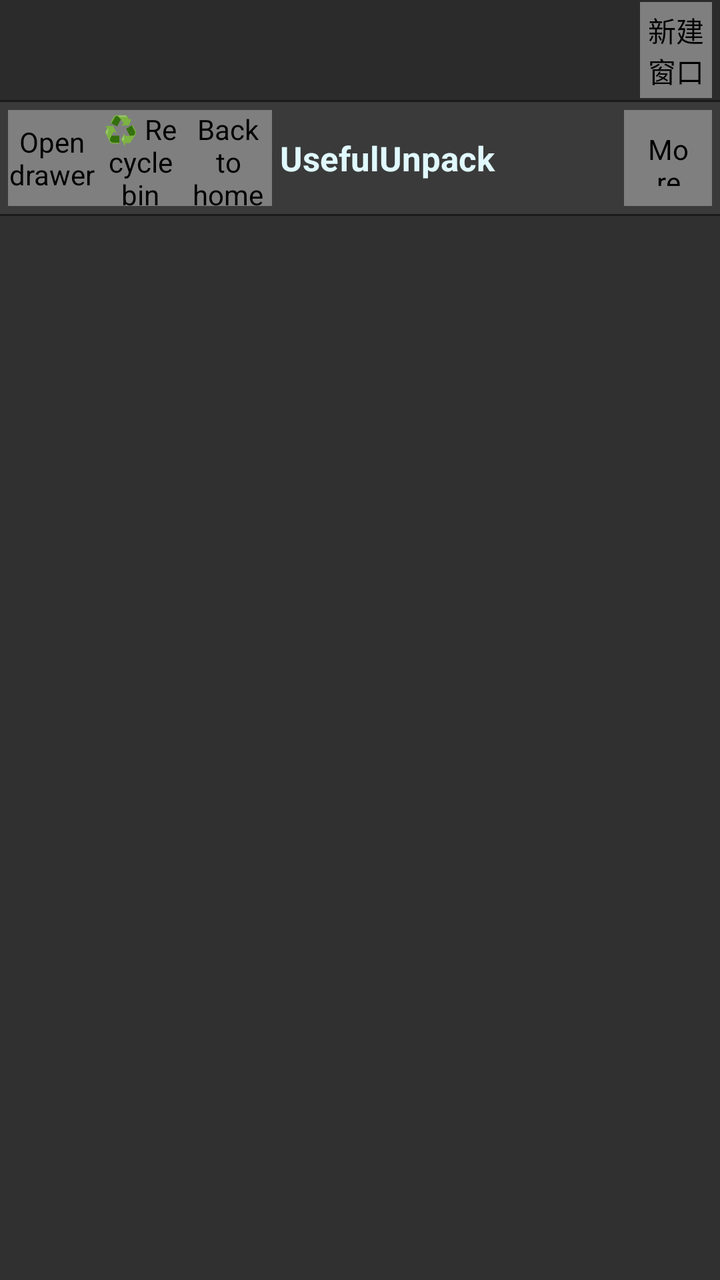
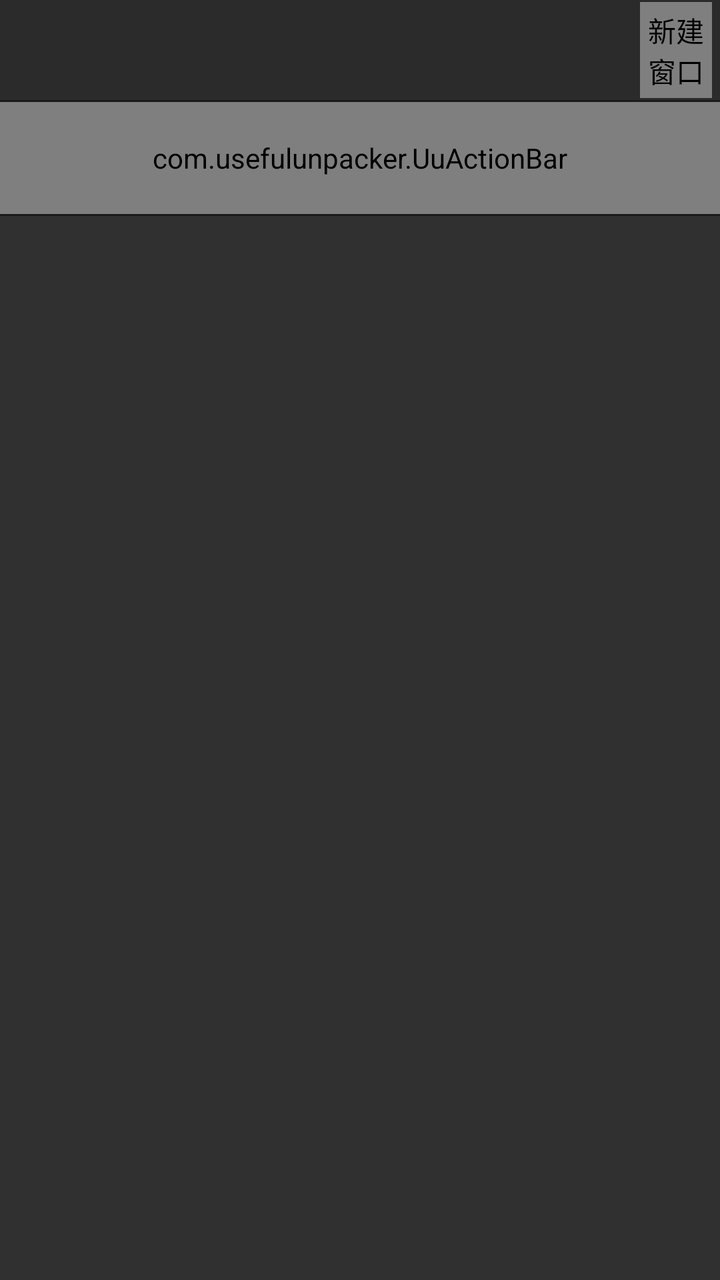

Screens rendered from an Android XML layout before and after an edit, with the pre-edit source and the edit as a unified diff.
<!-- AndroidManifest.xml: application theme Theme.UsefulUnpack -->
<!-- res/layout/activity_main.xml -->
<?xml version="1.0" encoding="utf-8"?>
<androidx.drawerlayout.widget.DrawerLayout
    xmlns:android="http://schemas.android.com/apk/res/android"
    xmlns:app="http://schemas.android.com/apk/res-auto"
    android:id="@+id/drawer"
    android:layout_width="match_parent"
    android:layout_height="match_parent">

    
    <androidx.constraintlayout.widget.ConstraintLayout
        android:id="@+id/root"
        android:layout_width="match_parent"
        android:layout_height="match_parent"
        android:background="@color/bg_file_list">

        
        <LinearLayout
            android:id="@+id/tabBar"
            android:layout_width="0dp"
            android:layout_height="@dimen/tabbar_height"
            android:orientation="horizontal"
            android:gravity="center_vertical"
            android:background="@color/bg_toolbar"
            android:paddingStart="@dimen/space_xs"
            android:paddingEnd="@dimen/space_xs"
            app:layout_constraintTop_toTopOf="parent"
            app:layout_constraintStart_toStartOf="parent"
            app:layout_constraintEnd_toEndOf="parent">

            <androidx.recyclerview.widget.RecyclerView
                android:id="@+id/tabList"
                android:layout_width="0dp"
                android:layout_height="match_parent"
                android:layout_weight="1"
                android:orientation="horizontal"
                android:scrollbars="none" />

            <com.usefulunpacker.UuIconButton
                android:id="@+id/btnAddTab"
                android:layout_width="36dp"
                android:layout_height="@dimen/touch_target"
                android:src="@drawable/ic_add_tab"
                android:background="?attr/selectableItemBackgroundBorderless"
                app:tint="@color/accent"
                android:contentDescription="新建窗口" />
        </LinearLayout>

        
        <View
            android:id="@+id/dividerTabBar"
            android:layout_width="0dp"
            android:layout_height="1dp"
            android:background="@color/divider"
            app:layout_constraintTop_toBottomOf="@id/tabBar"
            app:layout_constraintStart_toStartOf="parent"
            app:layout_constraintEnd_toEndOf="parent" />

        
        <View
            android:id="@+id/dividerToolbar"
            android:layout_width="0dp"
            android:layout_height="1dp"
            android:background="@color/divider"
            app:layout_constraintTop_toBottomOf="@id/toolbar"
            app:layout_constraintStart_toStartOf="parent"
            app:layout_constraintEnd_toEndOf="parent" />

        
        <LinearLayout
            android:id="@+id/toolbar"
            android:layout_width="0dp"
            android:layout_height="?attr/actionBarSize"
            android:orientation="horizontal"
            android:gravity="center_vertical"
            android:background="@color/bg_surface_raised"
            android:paddingStart="4dp"
            android:paddingEnd="4dp"
            app:layout_constraintTop_toBottomOf="@id/dividerTabBar"
            app:layout_constraintStart_toStartOf="parent"
            app:layout_constraintEnd_toEndOf="parent">

            <com.usefulunpacker.UuIconButton
                android:id="@+id/btnDrawer"
                android:layout_width="44dp"
                android:layout_height="@dimen/touch_target"
                android:src="@drawable/ic_drawer"
                android:background="?attr/selectableItemBackgroundBorderless"
                app:tint="@color/ui_icon_tint"
                android:contentDescription="@string/a11y_drawer" />

            <com.usefulunpacker.UuIconButton
                android:id="@+id/btnRecycle"
                android:layout_width="44dp"
                android:layout_height="@dimen/touch_target"
                android:src="@drawable/ic_recycle"
                android:background="?attr/selectableItemBackgroundBorderless"
                app:tint="@color/ui_icon_tint"
                android:contentDescription="@string/title_recycle_bin" />

            <com.usefulunpacker.UuIconButton
                android:id="@+id/btnRoot"
                android:layout_width="44dp"
                android:layout_height="@dimen/touch_target"
                android:src="@drawable/ic_home"
                android:background="?attr/selectableItemBackgroundBorderless"
                app:tint="@color/ui_icon_tint"
                android:contentDescription="@string/a11y_home" />

            <TextView
                android:id="@+id/tvTitle"
                android:layout_width="0dp"
                android:layout_height="wrap_content"
                android:layout_weight="1"
                android:text="UsefulUnpack"
                android:textSize="17sp"
                android:textColor="@color/text_primary"
                android:textStyle="bold"
                android:paddingStart="4dp"
                android:singleLine="true"
                android:ellipsize="end" />

            <com.usefulunpacker.UuIconButton
                android:id="@+id/btnCLI"
                android:layout_width="44dp"
                android:layout_height="@dimen/touch_target"
                android:src="@drawable/ic_overflow"
                android:scaleType="centerInside"
                android:padding="10dp"
                app:tint="@color/accent"
                android:background="?attr/selectableItemBackgroundBorderless"
                android:contentDescription="@string/action_more" />
        </LinearLayout>

        
        <androidx.viewpager2.widget.ViewPager2
            android:id="@+id/viewPager"
            android:layout_width="0dp"
            android:layout_height="0dp"
            android:background="@color/bg_file_list"
            app:layout_constraintTop_toBottomOf="@id/dividerToolbar"
            app:layout_constraintBottom_toBottomOf="parent"
            app:layout_constraintStart_toStartOf="parent"
            app:layout_constraintEnd_toEndOf="parent" />

        
        <View
            android:id="@+id/touchShield"
            android:layout_width="0dp"
            android:layout_height="0dp"
            android:clickable="true"
            android:focusable="false"
            android:importantForAccessibility="no"
            android:visibility="gone"
            app:layout_constraintTop_toBottomOf="@id/dividerTabBar"
            app:layout_constraintBottom_toBottomOf="parent"
            app:layout_constraintStart_toStartOf="parent"
            app:layout_constraintEnd_toEndOf="parent" />

    </androidx.constraintlayout.widget.ConstraintLayout>

    
    <com.usefulunpacker.UuSidePanel
        android:id="@+id/drawerContent"
        android:layout_width="@dimen/drawer_width"
        android:layout_height="match_parent"
        android:layout_gravity="start"
        android:orientation="vertical"
        android:background="@color/bg_drawer">

        <TextView
            android:layout_width="match_parent"
            android:layout_height="48dp"
            android:gravity="center_vertical"
            android:paddingStart="16dp"
            android:text="@string/drawer_quick_paths"
            android:textSize="14sp"
            android:textColor="@color/accent"
            android:textStyle="bold"
            android:background="@color/bg_drawer_header" />

        <ListView
            android:id="@+id/listBookmarks"
            android:layout_width="match_parent"
            android:layout_height="0dp"
            android:layout_weight="1"
            android:divider="@color/bg_drawer_header"
            android:dividerHeight="1dp"
            android:scrollbars="none" />

        <TextView
            android:id="@+id/btnAddBookmark"
            android:layout_width="match_parent"
            android:layout_height="48dp"
            android:gravity="center"
            android:text="@string/drawer_add_current"
            android:textSize="13sp"
            android:textColor="@color/ui_base"
            android:background="?attr/selectableItemBackground"
            android:clickable="true"
            android:focusable="true" />
    </com.usefulunpacker.UuSidePanel>

</androidx.drawerlayout.widget.DrawerLayout>
<!-- resources referenced by this layout -->
<resources>
  <color name="accent">#35acc6</color>
  <color name="bg_drawer">#252525</color>
  <color name="bg_drawer_header">#222222</color>
  <color name="bg_file_list">@color/bg_surface</color>
  <color name="bg_surface_raised">#3a3a3a</color>
  <color name="bg_toolbar">#2b2b2b</color>
  <color name="divider">#1a1a1a</color>
  <color name="text_primary">#e0f9ff</color>
  <color name="ui_base">@color/accent</color>
  <color name="ui_icon_tint">@color/text_primary</color>
  <dimen name="drawer_width">300dp</dimen>
  <dimen name="space_xs">4dp</dimen>
  <dimen name="tabbar_height">50dp</dimen>
  <dimen name="touch_target">48dp</dimen>
  <!-- drawable ic_add_tab (drawable) -->
  <?xml version="1.0" encoding="utf-8"?>
  <vector xmlns:android="http://schemas.android.com/apk/res/android"
      android:width="24dp"
      android:height="24dp"
      android:viewportWidth="24"
      android:viewportHeight="24">
      <path
          android:fillColor="#FFFFFFFF"
          android:pathData="M19,13h-6v6h-2v-6H5v-2h6V5h2v6h6v2Z" />
  </vector>
  <!-- drawable ic_drawer (drawable) -->
  <?xml version="1.0" encoding="utf-8"?>
  <vector xmlns:android="http://schemas.android.com/apk/res/android"
      android:width="24dp"
      android:height="24dp"
      android:viewportWidth="24"
      android:viewportHeight="24">
      <path
          android:fillColor="#FFFFFFFF"
          android:pathData="M3,6h18v2H3V6m0,5h18v2H3v-2m0,5h18v2H3v-2Z" />
  </vector>
  <!-- drawable ic_home (drawable) -->
  <?xml version="1.0" encoding="utf-8"?>
  <vector xmlns:android="http://schemas.android.com/apk/res/android"
      android:width="24dp"
      android:height="24dp"
      android:viewportWidth="24"
      android:viewportHeight="24">
      <path
          android:fillColor="#FFFFFFFF"
          android:pathData="M10,20v-6h4v6h5v-8h3L12,3 2,12h3v8Z" />
  </vector>
  <string name="a11y_drawer">Open drawer</string>
  <string name="a11y_home">Back to home</string>
  <string name="action_more">More</string>
  <string name="drawer_add_current">+ Add current path</string>
  <string name="drawer_quick_paths">Quick paths</string>
  <string name="title_recycle_bin">♻️ Recycle bin</string>
  <color name="bg_surface">#303030</color>
  <color name="accent_dark">#00728b</color>
  <color name="accent_on">#06222a</color>
  <color name="state_error">#ff5252</color>
  <!-- drawable scrollbar_thumb_vertical (drawable) -->
  <?xml version="1.0" encoding="utf-8"?>
  <shape xmlns:android="http://schemas.android.com/apk/res/android"
      android:shape="rectangle">
      <size android:width="14dp" android:height="48dp" />
      <solid android:color="#59FFFFFF" />
      <corners android:radius="7dp" />
  </shape>
  <!-- drawable scrollbar_track_vertical (drawable) -->
  <?xml version="1.0" encoding="utf-8"?>
  <shape xmlns:android="http://schemas.android.com/apk/res/android"
      android:shape="rectangle">
      <size android:width="14dp" />
      <solid android:color="#1FFFFFFF" />
      <corners android:radius="7dp" />
  </shape>
  <color name="bg_surface_dim">#252525</color>
  <!-- drawable dialog_bg_rounded (drawable) -->
  <?xml version="1.0" encoding="utf-8"?>
  <shape xmlns:android="http://schemas.android.com/apk/res/android"
      android:shape="rectangle">
      <solid android:color="@color/bg_surface_dim" />
      <corners android:radius="14dp" />
  </shape>
  <color name="text_secondary">#b0b0b0</color>
  <style name="Widget.UsefulUnpack.Button.Positive" parent="Widget.AppCompat.Button.ButtonBar.AlertDialog">
          <item name="android:textColor">@color/accent</item>
      </style>
  <style name="Widget.UsefulUnpack.Button.Negative" parent="Widget.AppCompat.Button.ButtonBar.AlertDialog">
          <item name="android:textColor">@color/text_secondary</item>
      </style>
  <style name="Widget.UsefulUnpack.Button.Neutral" parent="Widget.AppCompat.Button.ButtonBar.AlertDialog">
          <item name="android:textColor">@color/accent</item>
      </style>
  <!-- unchanged entries left out for length: 4 -->
</resources>

<!-- the commit's change to res/layout/activity_main.xml (unified diff, before → after) -->
@@ -40,8 +40,6 @@
                 android:layout_width="36dp"
                 android:layout_height="@dimen/touch_target"
                 android:src="@drawable/ic_add_tab"
-                android:background="?attr/selectableItemBackgroundBorderless"
-                app:tint="@color/accent"
                 android:contentDescription="新建窗口" />
         </LinearLayout>
 
@@ -66,15 +64,11 @@
             app:layout_constraintEnd_toEndOf="parent" />
 
         
-        <LinearLayout
+        <com.usefulunpacker.UuActionBar
             android:id="@+id/toolbar"
             android:layout_width="0dp"
             android:layout_height="?attr/actionBarSize"
-            android:orientation="horizontal"
-            android:gravity="center_vertical"
             android:background="@color/bg_surface_raised"
-            android:paddingStart="4dp"
-            android:paddingEnd="4dp"
             app:layout_constraintTop_toBottomOf="@id/dividerTabBar"
             app:layout_constraintStart_toStartOf="parent"
             app:layout_constraintEnd_toEndOf="parent">
@@ -84,8 +78,6 @@
                 android:layout_width="44dp"
                 android:layout_height="@dimen/touch_target"
                 android:src="@drawable/ic_drawer"
-                android:background="?attr/selectableItemBackgroundBorderless"
-                app:tint="@color/ui_icon_tint"
                 android:contentDescription="@string/a11y_drawer" />
 
             <com.usefulunpacker.UuIconButton
@@ -93,8 +85,6 @@
                 android:layout_width="44dp"
                 android:layout_height="@dimen/touch_target"
                 android:src="@drawable/ic_recycle"
-                android:background="?attr/selectableItemBackgroundBorderless"
-                app:tint="@color/ui_icon_tint"
                 android:contentDescription="@string/title_recycle_bin" />
 
             <com.usefulunpacker.UuIconButton
@@ -102,8 +92,6 @@
                 android:layout_width="44dp"
                 android:layout_height="@dimen/touch_target"
                 android:src="@drawable/ic_home"
-                android:background="?attr/selectableItemBackgroundBorderless"
-                app:tint="@color/ui_icon_tint"
                 android:contentDescription="@string/a11y_home" />
 
             <TextView
@@ -125,11 +113,8 @@
                 android:layout_height="@dimen/touch_target"
                 android:src="@drawable/ic_overflow"
                 android:scaleType="centerInside"
-                android:padding="10dp"
-                app:tint="@color/accent"
-                android:background="?attr/selectableItemBackgroundBorderless"
                 android:contentDescription="@string/action_more" />
-        </LinearLayout>
+        </com.usefulunpacker.UuActionBar>
 
         
         <androidx.viewpager2.widget.ViewPager2
@@ -187,17 +172,12 @@
             android:dividerHeight="1dp"
             android:scrollbars="none" />
 
-        <TextView
+        <com.usefulunpacker.UuButton
             android:id="@+id/btnAddBookmark"
             android:layout_width="match_parent"
-            android:layout_height="48dp"
-            android:gravity="center"
-            android:text="@string/drawer_add_current"
-            android:textSize="13sp"
-            android:textColor="@color/ui_base"
-            android:background="?attr/selectableItemBackground"
-            android:clickable="true"
-            android:focusable="true" />
+            android:layout_height="wrap_content"
+            app:uuActionStyle="text"
+            android:text="@string/drawer_add_current" />
     </com.usefulunpacker.UuSidePanel>
 
 </androidx.drawerlayout.widget.DrawerLayout>
<!-- resource entries referenced after the edit -->
@@ -8,8 +8,6 @@
   <color name="bg_toolbar">#2b2b2b</color>
   <color name="divider">#1a1a1a</color>
   <color name="text_primary">#e0f9ff</color>
-  <color name="ui_base">@color/accent</color>
-  <color name="ui_icon_tint">@color/text_primary</color>
   <dimen name="drawer_width">300dp</dimen>
   <dimen name="space_xs">4dp</dimen>
   <dimen name="tabbar_height">50dp</dimen>
